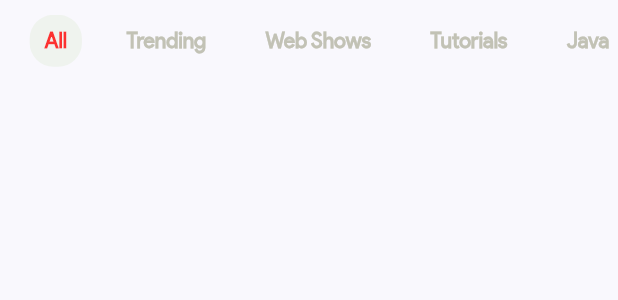
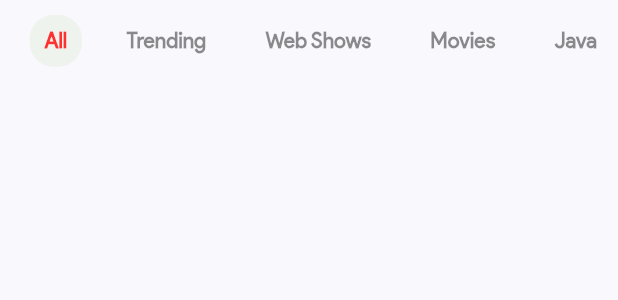
Before and after one commit to sahq-azhar/Flutter-Future_Google-YouTube_UI, a Flutter app: the Categories widget shown alone on an empty page, opened directly, on a phone screen of 412 x 824 dp. Shown: the top 300 px of the screen. Run offline on Flutter 3.47's test engine with Material 2 defaults, Android fonts, the phone set to English and light mode, and no system bars; our stand-ins replace curved_navigation_bar, flutter_custom_clippers, flutter_svg; network calls fail.

Commit message:
Initial Commit

```diff
--- a/lib/pages/detail_page/tabview.dart
+++ b/lib/pages/detail_page/tabview.dart
@@ -68,7 +68,7 @@ class _CategoriesState extends State<TopList> {
               _icons[index],
               size: 17,
               // get the color of the icon (dependent of its state)
-              color: selectedIndex == index ? kPrimaryColor.withOpacity(0.8) : Color(0xFFC2C2B5),
+              color: selectedIndex == index ? kPrimaryColor.withOpacity(0.8) : Colors.black.withOpacity(0.6),
             ),
             SizedBox(width: 5),
             Text(
@@ -76,7 +76,7 @@ class _CategoriesState extends State<TopList> {
               style: TextStyle(
                 fontSize: 16,
                 fontWeight: FontWeight.bold,
-                color: selectedIndex == index ? kPrimaryColor.withOpacity(0.8) : Color(0xFFC2C2B5),
+                color: selectedIndex == index ? kPrimaryColor.withOpacity(0.8) : Colors.black.withOpacity(0.6),
               ),
             ),
 
--- a/lib/pages/home_page/items/1_top-categories.dart
+++ b/lib/pages/home_page/items/1_top-categories.dart
@@ -12,7 +12,7 @@ class Categories extends StatefulWidget {
 }
 
 class _CategoriesState extends State<Categories> {
-  List<String> categories = ["All", "Trending", "Web Shows", "Tutorials", "Java","Movies", "Android", "Laptops", "Recently uploaded", "Comedy","Aquarium", "Web Series"];
+  List<String> categories = ["All", "Trending", "Web Shows", "Movies", "Java","Tutorials", "Android", "Laptops", "Recently uploaded", "Comedy","Aquarium", "Web Series"];
   // By default first one is selected
   int selectedIndex = 0;
   @override
@@ -54,7 +54,7 @@ class _CategoriesState extends State<Categories> {
           categories[index],
           style: TextStyle(
             fontWeight: FontWeight.bold,
-            color: selectedIndex == index ? kPrimaryColor.withOpacity(0.8) : Color(0xFFC2C2B5),
+            color: selectedIndex == index ? kPrimaryColor.withOpacity(0.8) : Colors.black.withOpacity(0.45),
           ),
         ),
       ),
```
